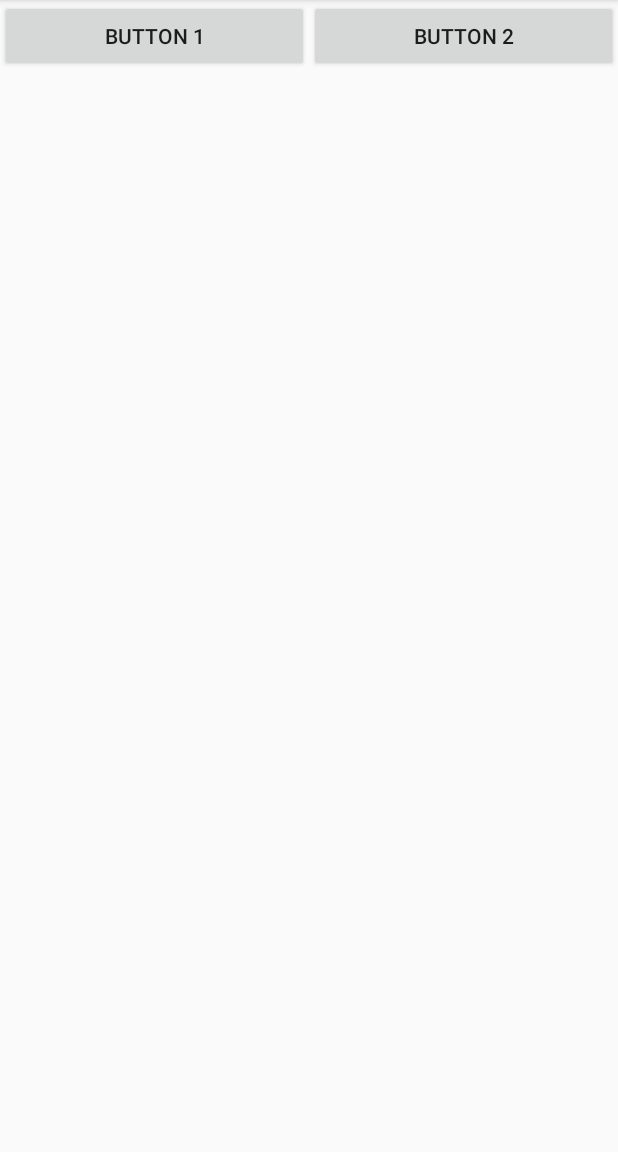
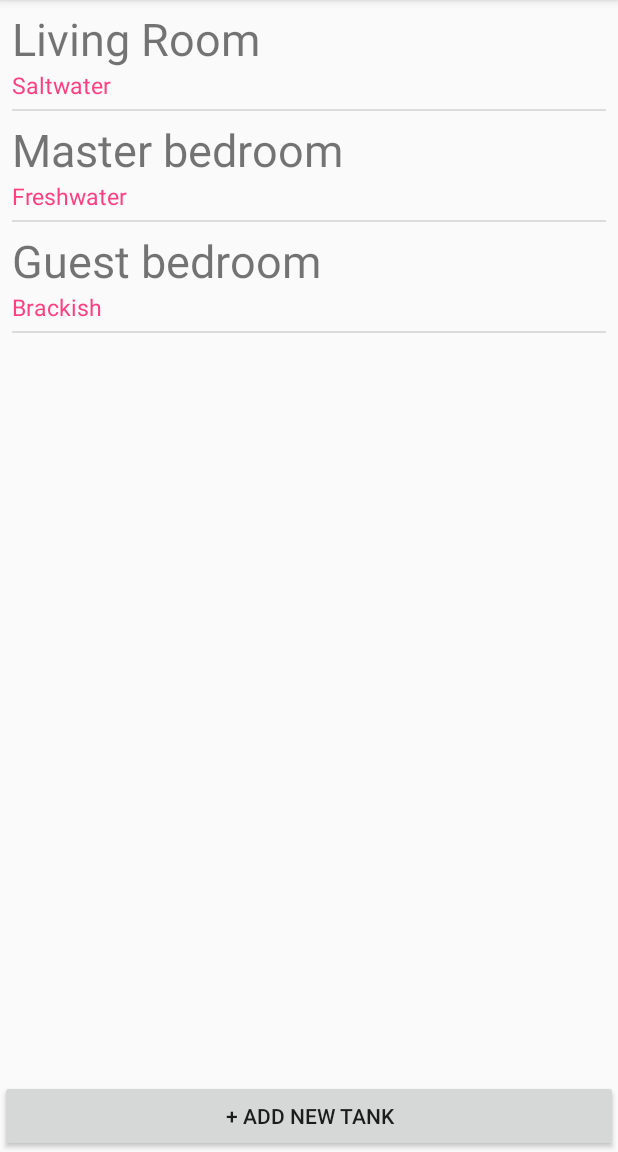
Before and after one commit to WRuman/intellitank, an Android app: the screen it shows after launch (MainActivity), on a phone screen of 412 x 824 dp, the part 84-1236 px from its top. Run offline under Robolectric (Android 15) with nearby library versions, the phone set to English and light mode, and no system bars.

Commit message:
Makes tank list fragment a list fragment, adds adapter

```diff
--- a/app/src/main/java/com/ruman/android/intellitank/MainActivity.java
+++ b/app/src/main/java/com/ruman/android/intellitank/MainActivity.java
@@ -1,14 +1,15 @@
 package com.ruman.android.intellitank;
 
 import android.content.Intent;
-import android.net.Uri;
+import android.os.Bundle;
 import android.support.v7.app.AppCompatActivity;
-import android.os.Bundle;
 import android.view.View;
 
 import com.ruman.android.intellitank.fragments.TankList;
 
 public class MainActivity extends AppCompatActivity implements TankList.OnFragmentInteractionListener {
+
+    static final int NEW_TANK_REQUEST = 1;
 
     @Override
     protected void onCreate(Bundle savedInstanceState) {
@@ -19,17 +20,26 @@ public class MainActivity extends AppCompatActivity implements TankList.OnFragme
             if(savedInstanceState != null) {
                 return;
             }
-            TankList tanks = new TankList();
+            TankList tankFrag = new TankList();
             getSupportFragmentManager().beginTransaction()
-                    .add(R.id.tank_list_container, tanks).commit();
+                    .add(R.id.tank_list_container, tankFrag).commit();
         }
 
     }
 
     public void createNewTank(View w) {
-        System.out.println("Create new tank triggered");
         Intent newTank = new Intent(this, NewTankActivity.class);
-        startActivity(newTank);
+        startActivityForResult(newTank, NEW_TANK_REQUEST);
+    }
+
+    @Override
+    public void onActivityResult(int requestCode, int resultCode, Intent data) {
+        if(requestCode == NEW_TANK_REQUEST && resultCode == RESULT_OK) {
+            Bundle retvals = data.getExtras();
+            Tank nTank = retvals.getParcelable("tank");
+            System.out.println(nTank.getTankName());
+            System.out.println(nTank.getTankType());
+        }
     }
 
     @Override
--- /dev/null
+++ b/app/src/main/java/com/ruman/android/intellitank/Tank.java
@@ -0,0 +1,60 @@
+/**
+ * Created by will.ruman on 8/1/16.
+ */
+
+package com.ruman.android.intellitank;
+
+import android.os.Parcel;
+import android.os.Parcelable;
+
+public class Tank implements Parcelable {
+    private String tankName;
+    private String tankType;
+
+    public Tank(String name, String type) {
+        this.tankName = name;
+        this.tankType = type;
+    }
+
+    public Tank(Parcel p) {
+        this.tankName = p.readString();
+        this.tankType = p.readString();
+    }
+
+    public String getTankName() {
+        return tankName;
+    }
+
+    public String getTankType() {
+        return tankType;
+    }
+
+    public void setTankName(String name) {
+        this.tankName = name;
+    }
+
+    public  void setTankType(String type) {
+        this.tankType = type;
+    }
+
+    @Override
+    public int describeContents() {
+        return 0;
+    }
+
+    @Override
+    public void writeToParcel(Parcel parcel, int i) {
+        parcel.writeString(tankName);
+        parcel.writeString(tankType);
+    }
+
+    public static final Parcelable.Creator CREATOR = new Parcelable.Creator() {
+        public Tank createFromParcel(Parcel in ) {
+            return new Tank(in);
+        }
+
+        public Tank[] newArray(int size) {
+            return new Tank[size];
+        }
+    };
+}
--- /dev/null
+++ b/app/src/main/java/com/ruman/android/intellitank/TankListAdaptor.java
@@ -0,0 +1,52 @@
+package com.ruman.android.intellitank;
+
+import android.app.Activity;
+import android.content.Context;
+import android.view.LayoutInflater;
+import android.view.View;
+import android.view.ViewGroup;
+import android.widget.ArrayAdapter;
+import android.widget.TextView;
+
+import java.util.List;
+
+/**
+ * Created by pentondev on 8/1/16.
+ */
+public class TankListAdaptor extends ArrayAdapter {
+
+    private Context context;
+    private ViewHolder vHold;
+
+    private class ViewHolder {
+        TextView tankName;
+        TextView tankType;
+    }
+
+    public TankListAdaptor(Context context, List tanks) {
+        super(context, android.R.layout.simple_list_item_2, tanks);
+        this.context = context;
+    }
+
+    public View getView(int position, View convertView, ViewGroup parent) {
+
+        // First showing, do our view lookups
+        if(convertView == null) {
+            LayoutInflater inflator = (LayoutInflater) context.getSystemService(Activity.LAYOUT_INFLATER_SERVICE);
+            convertView = inflator.inflate(R.layout.tank_list_item, null);
+            vHold = new ViewHolder();
+            vHold.tankName = (TextView) convertView.findViewById(R.id.tank_list_item_name);
+            vHold.tankType = (TextView) convertView.findViewById(R.id.tank_list_item_type);
+            convertView.setTag(vHold);
+        } else {
+            // Use existing view data
+            vHold = (ViewHolder) convertView.getTag();
+        }
+
+        Tank tank = (Tank) getItem(position);
+        vHold.tankName.setText(tank.getTankName());
+        vHold.tankType.setText(tank.getTankType());
+
+        return convertView;
+    }
+}
--- a/app/src/main/java/com/ruman/android/intellitank/fragments/TankList.java
+++ b/app/src/main/java/com/ruman/android/intellitank/fragments/TankList.java
@@ -1,18 +1,23 @@
 package com.ruman.android.intellitank.fragments;
 
 import android.content.Context;
-import android.net.Uri;
 import android.os.Bundle;
-import android.support.v4.app.Fragment;
+import android.support.v4.app.ListFragment;
 import android.view.LayoutInflater;
 import android.view.View;
 import android.view.ViewGroup;
-import android.widget.Button;
 
 import com.ruman.android.intellitank.R;
+import com.ruman.android.intellitank.TankListAdaptor;
+import com.ruman.android.intellitank.Tank;
 
-public class TankList extends Fragment implements View.OnClickListener {
+import java.util.ArrayList;
+import java.util.List;
+
+public class TankList extends ListFragment {
     private OnFragmentInteractionListener mListener;
+    private List tankList;
+    private TankListAdaptor tankListAdaptor;
 
     public TankList() {
         // Required empty public constructor
@@ -21,24 +26,26 @@ public class TankList extends Fragment implements View.OnClickListener {
     @Override
     public void onCreate(Bundle savedInstanceState) {
         super.onCreate(savedInstanceState);
+        tankList = new ArrayList<Tank>();
+        tankList.add(new Tank("Living Room", "Saltwater"));
+        tankList.add(new Tank("Master bedroom", "Freshwater"));
+        tankList.add(new Tank("Guest bedroom", "Brackish"));
+        tankListAdaptor = new TankListAdaptor(getActivity(), tankList);
+    }
+
+    @Override
+    public void onActivityCreated(Bundle savedInstanceState) {
+        super.onActivityCreated(savedInstanceState);
+        setListAdapter(tankListAdaptor);
     }
 
     @Override
     public View onCreateView(LayoutInflater inflater, ViewGroup container,
                              Bundle savedInstanceState) {
         // Inflate the layout for this fragment
-        View v = inflater.inflate(R.layout.fragment_tank_list, container, false);
-        Button a = (Button) v.findViewById(R.id.button_1);
-        Button b = (Button) v.findViewById(R.id.button_2);
-        a.setOnClickListener(this);
-        b.setOnClickListener(this);
-        return v;
+        return inflater.inflate(R.layout.fragment_tank_list, container, false);
     }
 
-    @Override
-    public void onClick(View v) {
-        mListener.onFragmentInteraction(((Button) v).getText().toString());
-    }
 
     @Override
     public void onAttach(Context context) {
--- a/app/src/main/res/layout/activity_main.xml
+++ b/app/src/main/res/layout/activity_main.xml
@@ -13,4 +13,11 @@
         android:id = "@+id/tank_list_container">
     </FrameLayout>
 
+    <Button
+        android:id="@+id/button_add_tank"
+        android:onClick="createNewTank"
+        android:layout_width="match_parent"
+        android:layout_height="wrap_content"
+        android:text="+ Add New Tank"/>
+
 </LinearLayout>
--- a/app/src/main/res/layout/fragment_tank_list.xml
+++ b/app/src/main/res/layout/fragment_tank_list.xml
@@ -1,24 +1,19 @@
-<FrameLayout xmlns:android="http://schemas.android.com/apk/res/android"
-    xmlns:tools="http://schemas.android.com/tools"
+<?xml version="1.0" encoding="utf-8"?>
+<LinearLayout xmlns:android="http://schemas.android.com/apk/res/android"
+    android:orientation="vertical"
     android:layout_width="match_parent"
     android:layout_height="match_parent"
-    tools:context="com.ruman.android.intellitank.fragments.TankList">
+    android:paddingLeft="8dp"
+    android:paddingRight="8dp">
 
-    <LinearLayout
+    <ListView android:id="@id/android:list"
         android:layout_width="match_parent"
-        android:layout_height="match_parent">
-        <Button
-            android:id="@+id/button_1"
-            android:layout_width="wrap_content"
-            android:layout_height="wrap_content"
-            android:layout_weight="1"
-            android:text="Button 1" />
-        <Button
-            android:id="@+id/button_2"
-            android:layout_width="wrap_content"
-            android:layout_height="wrap_content"
-            android:layout_weight="1"
-            android:text="Button 2"/>
-    </LinearLayout>
+        android:layout_height="match_parent"
+        android:layout_weight="1"
+        android:drawSelectorOnTop="false"/>
 
-</FrameLayout>
+    <TextView android:id="@id/android:empty"
+        android:layout_width="match_parent"
+        android:layout_height="match_parent"
+        android:text="No data"/>
+</LinearLayout>
--- /dev/null
+++ b/app/src/main/res/layout/tank_list_item.xml
@@ -0,0 +1,22 @@
+<?xml version="1.0" encoding="utf-8"?>
+<LinearLayout xmlns:android="http://schemas.android.com/apk/res/android"
+    android:orientation="vertical" android:layout_width="match_parent"
+    android:layout_height="match_parent"
+    android:paddingTop="5dp"
+    android:paddingBottom="5dp">
+
+    <TextView
+        android:layout_width="wrap_content"
+        android:layout_height="wrap_content"
+        android:text="Tank name"
+        android:textSize="30dp"
+        android:id="@+id/tank_list_item_name" />
+    <TextView
+        android:layout_width="wrap_content"
+        android:layout_height="wrap_content"
+        android:text="Tank type"
+        android:textSize="15dp"
+        android:textColor="@color/colorAccent"
+        android:id="@+id/tank_list_item_type" />
+
+</LinearLayout>
```
Also changed, not shown: app/src/main/AndroidManifest.xml (+7 -1 lines), app/src/main/java/com/ruman/android/intellitank/NewTankActivity.java (+20 -0 lines), app/src/main/res/layout/activity_new_tank.xml (+22 -6 lines).
